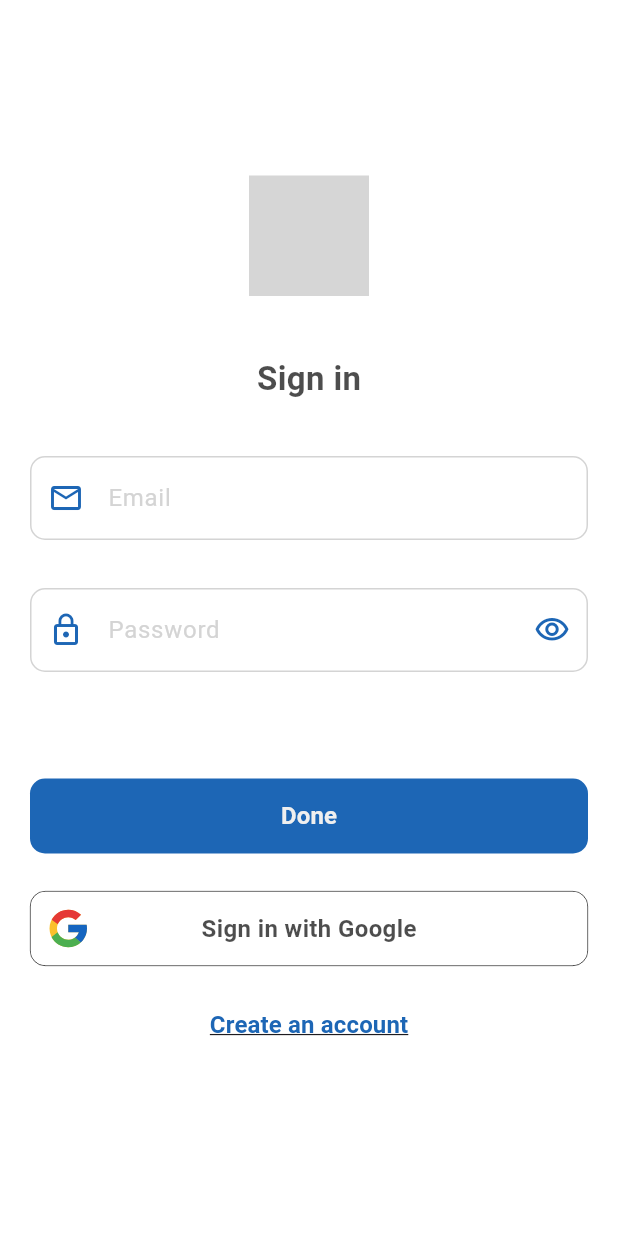
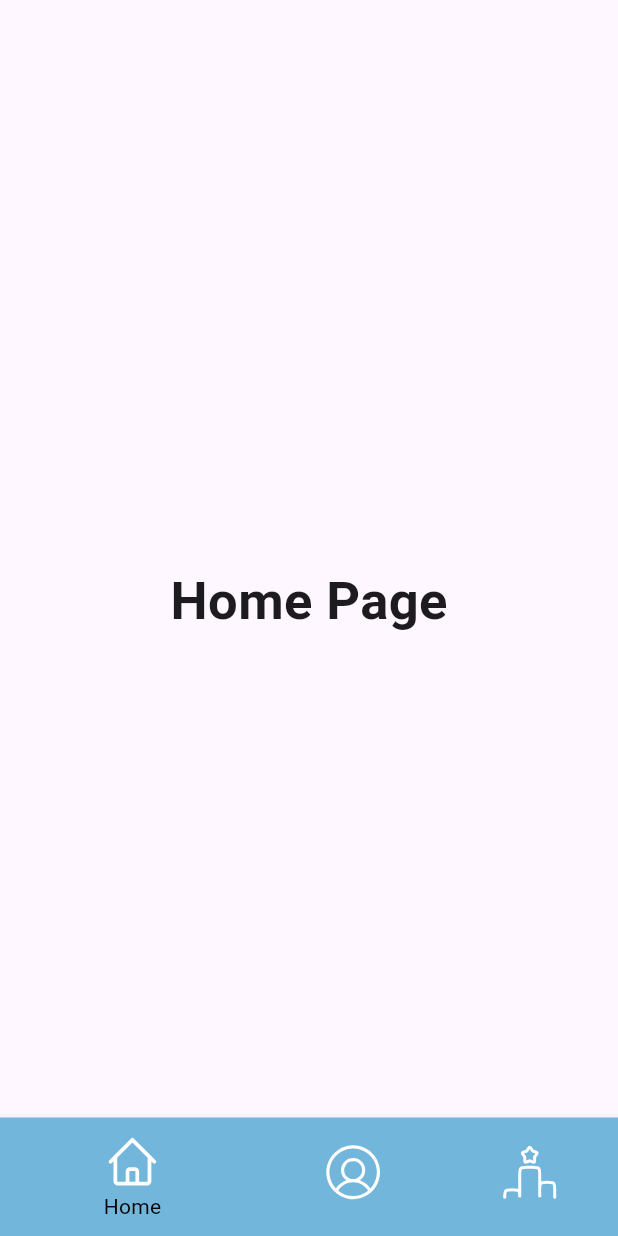
Before and after one commit to zOhran13/RIHack23, a Flutter app: the screen it shows after launch, on a phone screen of 412 x 824 dp. Run offline on Flutter 3.47's test engine with Material 2 defaults, Android fonts, the phone set to English and light mode, and no system bars; our stand-ins replace flutter_svg; grey boxes are pictures that could not be loaded.

Commit message:
navigationBar created

```diff
--- a/FitFam/lib/main.dart
+++ b/FitFam/lib/main.dart
@@ -1,3 +1,4 @@
+import 'package:fitfam/src/common_widgets/custom_navigationbar.dart';
 import 'package:fitfam/src/screens/login.dart';
 import 'package:flutter/material.dart';
 
@@ -17,7 +18,7 @@ class MyApp extends StatelessWidget {
         useMaterial3: true,
         //fontFamily: 'RoundedMplus1c',
       ),
-      home: const LoginScreen(),
+      home:  CustomNavigationBar(),
     );
   }
 }
--- /dev/null
+++ b/FitFam/lib/src/common_widgets/custom_navigationbar.dart
@@ -0,0 +1,64 @@
+import 'package:fitfam/src/utils/global_variables.dart';
+import 'package:flutter/material.dart';
+import 'package:flutter_svg/flutter_svg.dart';
+
+class CustomNavigationBar extends StatefulWidget {
+
+
+  @override
+  _CustomNavigationBarState createState() => _CustomNavigationBarState();
+}
+
+class _CustomNavigationBarState extends State<CustomNavigationBar> {
+  int _selectedIndex = 0;
+  static const List<Widget> _widgetOptions = <Widget>[
+    Text('Home Page', style: TextStyle(fontSize: 35, fontWeight: FontWeight.bold)),
+    Text('Profile Page', style: TextStyle(fontSize: 35, fontWeight: FontWeight.bold)),
+    Text('Ranking Page', style: TextStyle(fontSize: 35, fontWeight: FontWeight.bold)),
+  ];
+
+  void _onItemTapped(int index) {
+    setState(() {
+      _selectedIndex = index;
+    });
+  }
+
+  @override
+  Widget build(BuildContext context) {
+    return Scaffold(
+      appBar: AppBar(
+
+      ),
+      body: Center(
+        child: _widgetOptions.elementAt(_selectedIndex),
+      ),
+      bottomNavigationBar: BottomNavigationBar(
+        items: <BottomNavigationBarItem>[
+          BottomNavigationBarItem(
+             icon: SvgPicture.asset(GlobalVariables.homePageIcon),
+            label: ('Home'),
+            backgroundColor: Color(0xFF72B6DC),
+          ),
+
+
+           BottomNavigationBarItem(
+            icon: SvgPicture.asset(GlobalVariables.userIcon),
+            label: ('Profile'),
+            backgroundColor:Color(0xFF72B6DC),
+          ),
+           BottomNavigationBarItem(
+            icon: SvgPicture.asset(GlobalVariables.rankingIcon),
+            label: ('Ranking'),
+            backgroundColor: const Color(0xFF72B6DC),
+          ),
+        ],
+        type: BottomNavigationBarType.shifting,
+        currentIndex: _selectedIndex,
+        selectedItemColor: Colors.black,
+        iconSize: 40,
+        onTap: _onItemTapped,
+        elevation: 5,
+      ),
+    );
+  }
+}
--- a/FitFam/lib/src/utils/global_variables.dart
+++ b/FitFam/lib/src/utils/global_variables.dart
@@ -54,6 +54,11 @@ class GlobalVariables {
   //icons
   static const String backIcon = "assets/images/icons/Back.svg";
   static const String googleIcon = "assets/images/icons/Google.svg";
+  static const String rankingIcon = "assets/images/icons/Ranking.svg";
+  static const String userIcon = "assets/images/icons/User.svg";
+  static const String homePageIcon = "assets/images/icons/HomePage.svg";
+
+
 
   //images
   static const String logoImage = "assets/images/Logo.svg";
```
Also changed, not shown: FitFam/assets/images/icons/HomePage.svg (added), FitFam/assets/images/icons/Ranking.svg (added), FitFam/assets/images/icons/User.svg (added).
